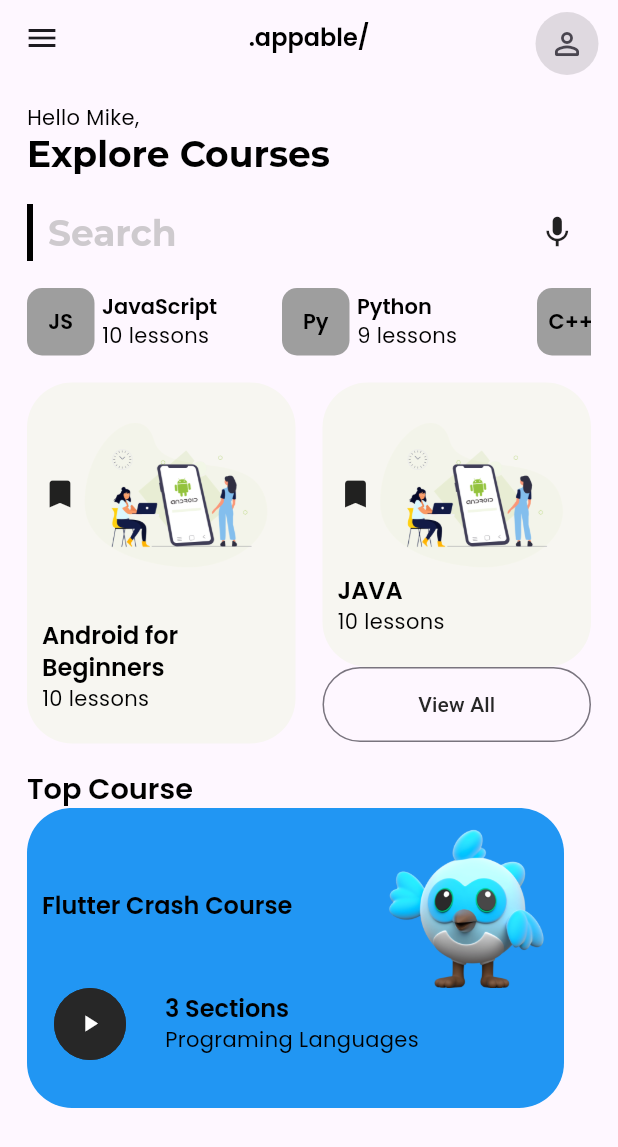
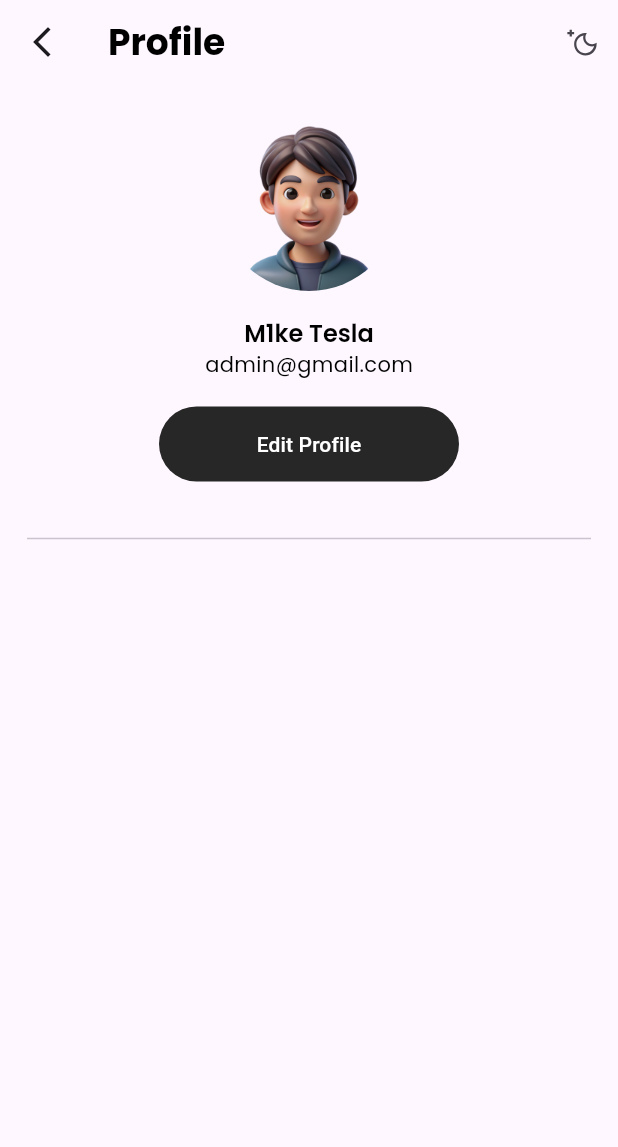
Before and after one commit to mike1tesla/login_firebase_app, a Flutter app: the screen it shows once a user with an empty profile is signed in, after a tap on the "person outline" icon, on a phone screen of 412 x 824 dp. Shown: the top 1147 px of the screen. Run offline on Flutter 3.47's test engine with Material 3 defaults, Android fonts, the phone set to English and light mode, and no system bars; our stand-ins replace carousel_slider, firebase_auth, firebase_core, flutter_otp_text_field, flutter_svg, get and 3 more; accounts and stored records are empty.

Commit message:
Create profile page

```diff
--- a/lib/src/constants/image_strings.dart
+++ b/lib/src/constants/image_strings.dart
@@ -19,3 +19,6 @@ const String forgetPasswordMail = "assets/images/forget_password/forget_password
 // Dashboard img
 const String bannerAndroid = "assets/images/dashboard/banner_android.png";
 const String birdFlutter = "assets/images/dashboard/bird_flutter.png";
+
+//Profile
+const String avatarProfile = "assets/images/profile/profile_man.png";
--- a/lib/src/constants/text_strings.dart
+++ b/lib/src/constants/text_strings.dart
@@ -52,3 +52,22 @@ const String dashboardBannerTitle = "Android for Beginners";
 const String dashboardBannerSubtitle = "10 lessons";
 const String dashboardBtn = "View All";
 const String dashboardTopCourse = "Top Course";
+
+//Profile
+//Text
+const String profile = "Profile";
+const String editProfile = "Edit Profile";
+const String logoutDialogHeading = "Logout";
+const String profileHeading = "M1ke Tesla";
+const String profileSubHeading = "admin@gmail.com";
+//Menu
+const String menu5 = logoutDialogHeading;
+const String menu1 = "Settings";
+const String menu2 = "Billing Details";
+const String menu3 = "User Management";
+const String menu4 = "Information";
+
+//Update Profile
+const String delete = "Delete";
+const String joined = "Joined";
+const String joinedAt = "21/07/2024";
--- a/lib/src/features/core/screens/dashboard/widgets/appbar.dart
+++ b/lib/src/features/core/screens/dashboard/widgets/appbar.dart
@@ -1,4 +1,6 @@
 import 'package:flutter/material.dart';
+import 'package:get/get.dart';
+import 'package:login/src/features/core/screens/profile/profile_screen.dart';
 import 'package:login/src/repository/authentication_repositiory/authentications_repository.dart';
 
 import '../../../../../constants/text_strings.dart';
@@ -27,7 +29,7 @@ class DashboardAppBar extends StatelessWidget implements PreferredSizeWidget {
           ),
           child: IconButton(
             onPressed: () {
-              AuthenticationRepository.instance.logout();
+              Get.to(const ProfileScreen());
             },
             icon: const Icon(Icons.person_outline_rounded),
           ),
--- /dev/null
+++ b/lib/src/features/core/screens/profile/profile_screen.dart
@@ -0,0 +1,62 @@
+import 'package:flutter/material.dart';
+import 'package:line_awesome_flutter/line_awesome_flutter.dart';
+import 'package:login/src/constants/image_strings.dart';
+import 'package:login/src/constants/sizes.dart';
+import 'package:login/src/constants/text_strings.dart';
+
+class ProfileScreen extends StatelessWidget {
+  const ProfileScreen({super.key});
+
+  @override
+  Widget build(BuildContext context) {
+    //Neu platform = che do dark => isDark = true
+    var isDark = MediaQuery.of(context).platformBrightness == Brightness.dark;
+    return Scaffold(
+      appBar: AppBar(
+        leading: IconButton(
+          onPressed: () {},
+          icon: const Icon(Icons.arrow_back_ios_new_outlined),
+        ),
+        title: Text(profile, style: Theme.of(context).textTheme.displaySmall),
+        actions: [
+          IconButton(
+              onPressed: () {},
+              icon: Icon(isDark ? LineAwesomeIcons.sun : LineAwesomeIcons.moon))
+        ],
+      ),
+      body: SingleChildScrollView(
+        child: Container(
+          padding: const EdgeInsets.all(paddingSize),
+          child: Column(
+            children: [
+              SizedBox(
+                width: 120, height: 120,
+                child: ClipRRect(
+                  borderRadius: BorderRadius.circular(100),
+                  child: const Image(image: AssetImage(avatarProfile)),
+                ),
+              ),
+              const SizedBox(height: paddingSize),
+              Text(profileHeading,style:  Theme.of(context).textTheme.headline4),
+              Text(profileSubHeading,style:  Theme.of(context).textTheme.bodyText2),
+              const SizedBox(height: paddingSize),
+              SizedBox(
+                width: 200,
+                child: ElevatedButton(
+                  onPressed: (){},
+                  style: ElevatedButton.styleFrom(
+                    side: BorderSide.none,
+                    shape: const StadiumBorder()
+                  ),
+                  child: const Text(editProfile),
+                ),
+              ),
+              const SizedBox(height: defaultSize),
+              const Divider(),
+            ],
+          ),
+        ),
+      ),
+    );
+  }
+}
--- a/pubspec.yaml
+++ b/pubspec.yaml
@@ -22,6 +22,7 @@ dependencies:
   flutter_otp_text_field: ^1.1.3+2
   firebase_core: ^3.1.1
   firebase_auth: ^5.1.2
+  line_awesome_flutter: ^3.0.1
 
 dev_dependencies:
   flutter_test:
@@ -51,6 +52,7 @@ flutter:
     - assets/images/login/
     - assets/images/forget_password/
     - assets/images/dashboard/
+    - assets/images/profile/
     - assets/logo/
 
   # fonts:
```
Also changed, not shown: lib/src/features/core/screens/profile/update_profile_screen.dart (added, +16 -0 lines), assets/images/profile/person_avt.png (added), assets/images/profile/profile_man.png (added), pubspec.lock.
